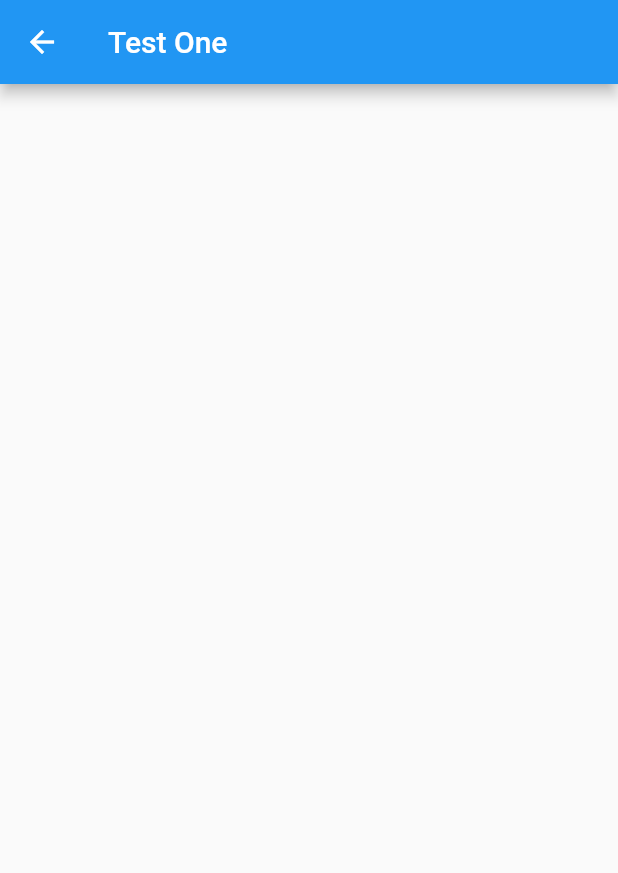
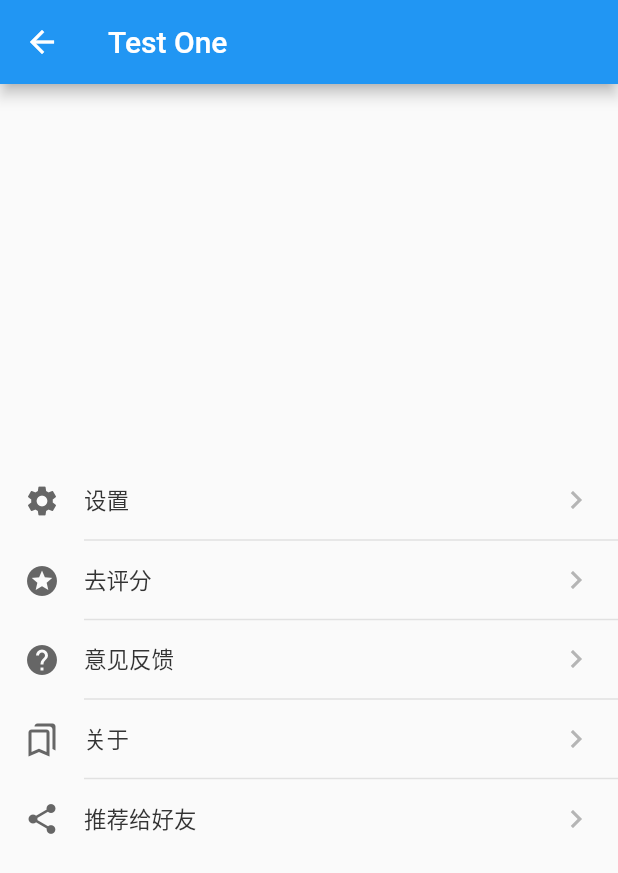
Before and after one commit to leafney/rose_menu_item, a Flutter app: the TestOnePage screen opened directly, on a phone screen of 412 x 824 dp. Shown: the top 873 px of the screen. Run offline on Flutter 3.47's test engine with Material 2 defaults, Android fonts, the phone set to English and light mode, and no system bars.

Commit message:
refinement example

```diff
--- a/example/lib/main.dart
+++ b/example/lib/main.dart
@@ -75,8 +75,85 @@ class TestOnePage extends StatelessWidget {
         title: Text('Test One'),
       ),
       body: Container(
-        child: Column(
-          children: [],
+        // 右侧底线到边界，所以只设置左侧边距
+        // The right bottom line to the border, so only the left margin is set
+        padding: EdgeInsets.only(left: 16),
+        child: Center(
+          child: Column(
+            mainAxisSize: MainAxisSize.min,
+            children: [
+              // 设置
+              RoseMenuItem(
+                onTap: () {},
+                itemTitle: Text(
+                  '设置',
+                  style: TextStyle(fontSize: 15, color: Color(0xFF333333)),
+                ),
+                icon: Icon(Icons.settings, color: Color(0xFF666666)),
+                iconRightPadding: 16,
+                bottomLineColor: Colors.black.withOpacity(0.1),
+                showNextIconColor: Color(0xFFB5B5B5),
+                endPadding: 16,
+              ),
+
+              // 去评分
+              RoseMenuItem(
+                onTap: () {},
+                itemTitle: Text(
+                  '去评分',
+                  style: TextStyle(fontSize: 15, color: Color(0xFF333333)),
+                ),
+                icon: Icon(Icons.stars, color: Color(0xFF666666)),
+                iconRightPadding: 16,
+                bottomLineColor: Colors.black.withOpacity(0.1),
+                showNextIconColor: Color(0xFFB5B5B5),
+                endPadding: 16,
+              ),
+
+              // 意见反馈
+              RoseMenuItem(
+                onTap: () {},
+                itemTitle: Text(
+                  '意见反馈',
+                  style: TextStyle(fontSize: 15, color: Color(0xFF333333)),
+                ),
+                icon: Icon(Icons.help, color: Color(0xFF666666)),
+                iconRightPadding: 16,
+                bottomLineColor: Colors.black.withOpacity(0.1),
+                showNextIconColor: Color(0xFFB5B5B5),
+                endPadding: 16,
+              ),
+
+              // 关于
+              RoseMenuItem(
+                onTap: () {},
+                itemTitle: Text(
+                  '关于',
+                  style: TextStyle(fontSize: 15, color: Color(0xFF333333)),
+                ),
+                icon: Icon(Icons.bookmarks_outlined, color: Color(0xFF666666)),
+                iconRightPadding: 16,
+                bottomLineColor: Colors.black.withOpacity(0.1),
+                showNextIconColor: Color(0xFFB5B5B5),
+                endPadding: 16,
+              ),
+
+              // 推荐给好友
+              RoseMenuItem(
+                onTap: () {},
+                itemTitle: Text(
+                  '推荐给好友',
+                  style: TextStyle(fontSize: 15, color: Color(0xFF333333)),
+                ),
+                icon: Icon(Icons.share, color: Color(0xFF666666)),
+                iconRightPadding: 16,
+                bottomLineColor: Colors.black.withOpacity(0.1),
+                showNextIconColor: Color(0xFFB5B5B5),
+                endPadding: 16,
+                bottomLine: false,
+              ),
+            ],
+          ),
         ),
       ),
     );
@@ -180,7 +257,7 @@ class TestThreePage extends StatelessWidget {
         title: Text('Test Three'),
       ),
       body: Container(
-        color: Color(0xff3E3D4C),
+        color: Color(0xFF3E3D4C),
         child: Column(
           children: [
             SizedBox(height: 50),
@@ -209,7 +286,7 @@ class TestThreePage extends StatelessWidget {
                 icon: CircleAvatar(
                   child: Icon(
                     Icons.people,
-                    color: Color(0xff3E3D4C),
+                    color: Color(0xFF3E3D4C),
                     size: 30,
                   ),
                   backgroundColor: Colors.white,
@@ -242,11 +319,8 @@ class TestThreePage extends StatelessWidget {
                     ),
                     itemHeight: 60,
                     icon: CircleAvatar(
-                      backgroundColor: Color(0xffCFB78D),
-                      child: Icon(
-                        Icons.people,
-                        color: Color(0xff3E3D4C),
-                      ),
+                      backgroundColor: Color(0xFFCFB78D),
+                      child: Icon(Icons.people, color: Color(0xFF3E3D4C)),
                       radius: 16,
                     ),
                     startPadding: 12,
@@ -265,17 +339,12 @@ class TestThreePage extends StatelessWidget {
                   // 车辆授权
                   RoseMenuItem(
                     onTap: () {},
-                    itemTitle: Text(
-                      '车辆授权',
-                      style: TextStyle(color: Colors.white, fontSize: 18),
-                    ),
+                    itemTitle: Text('车辆授权',
+                        style: TextStyle(color: Colors.white, fontSize: 18)),
                     itemHeight: 60,
                     icon: CircleAvatar(
-                      backgroundColor: Color(0xffCFB78D),
-                      child: Icon(
-                        Icons.people,
-                        color: Color(0xff3E3D4C),
-                      ),
+                      backgroundColor: Color(0xFFCFB78D),
+                      child: Icon(Icons.people, color: Color(0xFF3E3D4C)),
                       radius: 16,
                     ),
                     startPadding: 12,
@@ -296,11 +365,8 @@ class TestThreePage extends StatelessWidget {
                     ),
                     itemHeight: 60,
                     icon: CircleAvatar(
-                      backgroundColor: Color(0xffCFB78D),
-                      child: Icon(
-                        Icons.people,
-                        color: Color(0xff3E3D4C),
-                      ),
+                      backgroundColor: Color(0xFFCFB78D),
+                      child: Icon(Icons.people, color: Color(0xFF3E3D4C)),
                       radius: 16,
                     ),
                     startPadding: 12,
@@ -310,7 +376,7 @@ class TestThreePage extends StatelessWidget {
                     rightText: Switch(
                       value: true,
                       onChanged: (changed) {},
-                      activeColor: Color(0xffE25C4A),
+                      activeColor: Color(0xFFE25C4A),
                     ),
                   ),
                 ],
@@ -320,9 +386,7 @@ class TestThreePage extends StatelessWidget {
 
             // Part three
             Padding(
-              padding: EdgeInsets.symmetric(
-                horizontal: 10,
-              ),
+              padding: EdgeInsets.symmetric(horizontal: 10),
               child: Column(
                 children: [
                   // 客服电话
@@ -334,10 +398,10 @@ class TestThreePage extends StatelessWidget {
                     ),
                     itemHeight: 60,
                     icon: CircleAvatar(
-                      backgroundColor: Color(0xffCFB78D),
+                      backgroundColor: Color(0xFFCFB78D),
                       child: Icon(
                         Icons.people,
-                        color: Color(0xff3E3D4C),
+                        color: Color(0xFF3E3D4C),
                       ),
                       radius: 16,
                     ),
@@ -346,7 +410,7 @@ class TestThreePage extends StatelessWidget {
                     showNextIcon: false,
                     rightText: Text(
                       '400-10220-1022',
-                      style: TextStyle(color: Color(0xffCFB78D), fontSize: 17),
+                      style: TextStyle(color: Color(0xFFCFB78D), fontSize: 17),
                     ),
                   ),
 
@@ -359,10 +423,10 @@ class TestThreePage extends StatelessWidget {
                     ),
                     itemHeight: 60,
                     icon: CircleAvatar(
-                      backgroundColor: Color(0xffCFB78D),
+                      backgroundColor: Color(0xFFCFB78D),
                       child: Icon(
                         Icons.people,
-                        color: Color(0xff3E3D4C),
+                        color: Color(0xFF3E3D4C),
                       ),
                       radius: 16,
                     ),
@@ -372,7 +436,7 @@ class TestThreePage extends StatelessWidget {
                     showNextIcon: false,
                     rightText: Text(
                       '3202923920',
-                      style: TextStyle(color: Color(0xffCFB78D), fontSize: 17),
+                      style: TextStyle(color: Color(0xFFCFB78D), fontSize: 17),
                     ),
                   ),
                 ],
```
